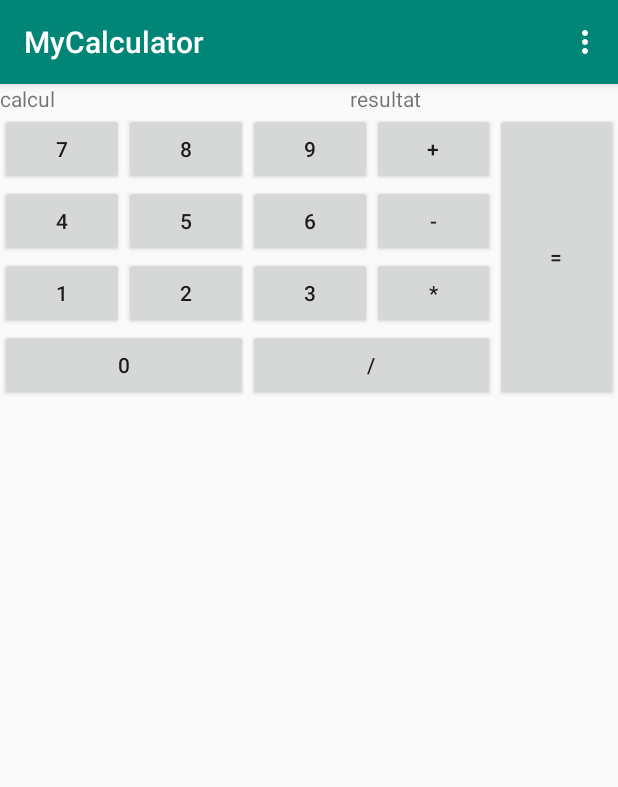
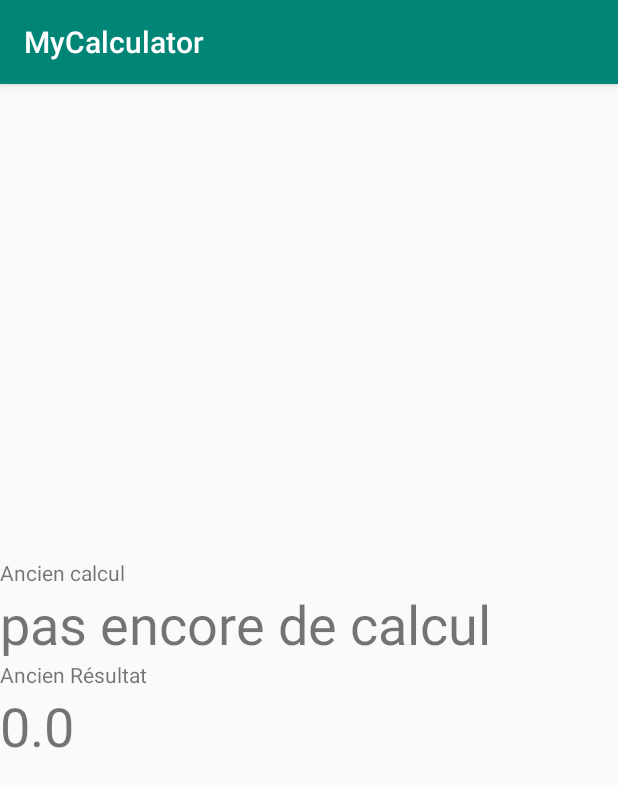
Before and after one commit to LogNeperien/MyCalculator, an Android app: the screen it shows after launch (MainActivity before the commit, Historique after it), in the options menu, after a tap on "Historique", on a phone screen of 412 x 824 dp. Shown: the top 787 px of the screen. Run offline under Robolectric (Android 15) with nearby library versions, the phone set to English and light mode, and no system bars.

Commit message:
presque bon

```diff
--- a/app/src/main/AndroidManifest.xml
+++ b/app/src/main/AndroidManifest.xml
@@ -13,6 +13,13 @@
         android:roundIcon="@mipmap/ic_launcher_round"
         android:supportsRtl="true"
         android:theme="@style/AppTheme">
+        <activity android:name=".Historique">
+            android:label="@string/historique"
+            android:parentActivityName=".MainActivity">
+            <meta-data
+                android:name="android.support.PARENT_ACTIVITY"
+                android:value="com.edu.ck.mycalculator.MainActivity" />
+        </activity>
         <activity android:name=".MainActivity">
             <intent-filter>
                 <action android:name="android.intent.action.MAIN" />
--- a/app/src/main/java/com/edu/ck/mycalculator/Historique.java
+++ b/app/src/main/java/com/edu/ck/mycalculator/Historique.java
@@ -1,4 +1,32 @@
 package com.edu.ck.mycalculator;
 
-public class Historique {
+import androidx.appcompat.app.AppCompatActivity;
+
+import android.content.Intent;
+import android.os.Bundle;
+import android.widget.TextView;
+
+public class Historique extends AppCompatActivity {
+
+    private TextView ancienCalcul;
+    private TextView ancienResult;
+
+    @Override
+    protected void onCreate(Bundle savedInstanceState) {
+        super.onCreate(savedInstanceState);
+        setContentView(R.layout.activity_historique);
+
+        Intent intent = getIntent();
+
+        String calcul = intent.getStringExtra("calcul");
+        String resultat = intent.getStringExtra("resultat");
+
+        ancienCalcul = (TextView) findViewById(R.id.ancienCalcul);
+        ancienResult = (TextView) findViewById(R.id.ancienResultat);
+
+        ancienCalcul.setText(calcul);
+        ancienResult.setText(resultat);
+
+
+    }
 }
--- a/app/src/main/java/com/edu/ck/mycalculator/MainActivity.java
+++ b/app/src/main/java/com/edu/ck/mycalculator/MainActivity.java
@@ -2,6 +2,7 @@ package com.edu.ck.mycalculator;
 
 import androidx.appcompat.app.AppCompatActivity;
 
+import android.content.Intent;
 import android.os.Bundle;
 import android.view.Menu;
 import android.view.MenuInflater;
@@ -25,7 +26,9 @@ public class MainActivity extends AppCompatActivity {
     private int number2 = -1;
     private String operation = "";
     private String calculFinal = "";
+    private String oldCalcul = "pas encore de calcul";
     private double resultatFinal;
+    private double oldResultat = 0;
     private boolean isNumber1Finished = false;
     private boolean isNumber2Finished = false;
 
@@ -128,6 +131,10 @@ public class MainActivity extends AppCompatActivity {
         switch (item.getItemId()) {
             case R.id.action_historique:
                 System.out.println("historique");
+                Intent intent = new Intent(this, Historique.class);
+                intent.putExtra("calcul", oldCalcul);
+                intent.putExtra("resultat", String.valueOf(oldResultat));
+                startActivity(intent);
                 return true;
             default:
                 return super.onOptionsItemSelected(item);
@@ -196,6 +203,8 @@ public class MainActivity extends AppCompatActivity {
                 dos.flush();
 
 
+                oldResultat = getResultatFinal();
+                oldCalcul = getCalculFinal();
                 //on récupère la donnée
                 setResultatFinal(dis.readDouble());
 
@@ -223,6 +232,11 @@ public class MainActivity extends AppCompatActivity {
         protected void onPostExecute(String res) {
             //Affiche le resultat
             result.setText(res);
+            calcul.setText("");
+            setNumber1(-1);
+            setNumber2(-1);
+            setOperation("");
+            setIsNumber1Finished(false);
         }
     }
 
--- /dev/null
+++ b/app/src/main/res/layout/activity_historique.xml
@@ -0,0 +1,50 @@
+<?xml version="1.0" encoding="utf-8"?>
+<androidx.constraintlayout.widget.ConstraintLayout xmlns:android="http://schemas.android.com/apk/res/android"
+    xmlns:app="http://schemas.android.com/apk/res-auto"
+    xmlns:tools="http://schemas.android.com/tools"
+    android:layout_width="match_parent"
+    android:layout_height="match_parent"
+    tools:context=".Historique">
+
+    <LinearLayout
+        android:layout_width="match_parent"
+        android:layout_height="wrap_content"
+        android:orientation="vertical"
+        app:layout_constraintBottom_toBottomOf="parent"
+        app:layout_constraintEnd_toEndOf="parent"
+        app:layout_constraintStart_toStartOf="parent"
+        app:layout_constraintTop_toTopOf="parent">
+
+        <TextView
+            android:id="@+id/textView3"
+            android:layout_width="match_parent"
+            android:layout_height="wrap_content"
+            android:layout_weight="1"
+            android:text="@string/oldCalcul"
+            android:textSize="14sp" />
+
+        <TextView
+            android:id="@+id/ancienCalcul"
+            android:layout_width="match_parent"
+            android:layout_height="wrap_content"
+            android:layout_weight="3"
+            android:text="TextView"
+            android:textSize="36sp" />
+
+        <TextView
+            android:id="@+id/textView4"
+            android:layout_width="match_parent"
+            android:layout_height="wrap_content"
+            android:layout_weight="1"
+            android:text="@string/OldResultat" />
+
+        <TextView
+            android:id="@+id/ancienResultat"
+            android:layout_width="match_parent"
+            android:layout_height="wrap_content"
+            android:layout_weight="3"
+            android:text="TextView"
+            android:textSize="36sp" />
+    </LinearLayout>
+
+</androidx.constraintlayout.widget.ConstraintLayout>
--- a/app/src/main/res/values/strings.xml
+++ b/app/src/main/res/values/strings.xml
@@ -3,4 +3,7 @@
     <string name="calculInit">calcul</string>
     <string name="resultInit">resultat</string>
     <string name="action_historique">Historique</string>
+    <string name="oldCalcul">Ancien calcul</string>
+    <string name="OldResultat">Ancien Résultat</string>
+    <string name="historique">Historique</string>
 </resources>
```
